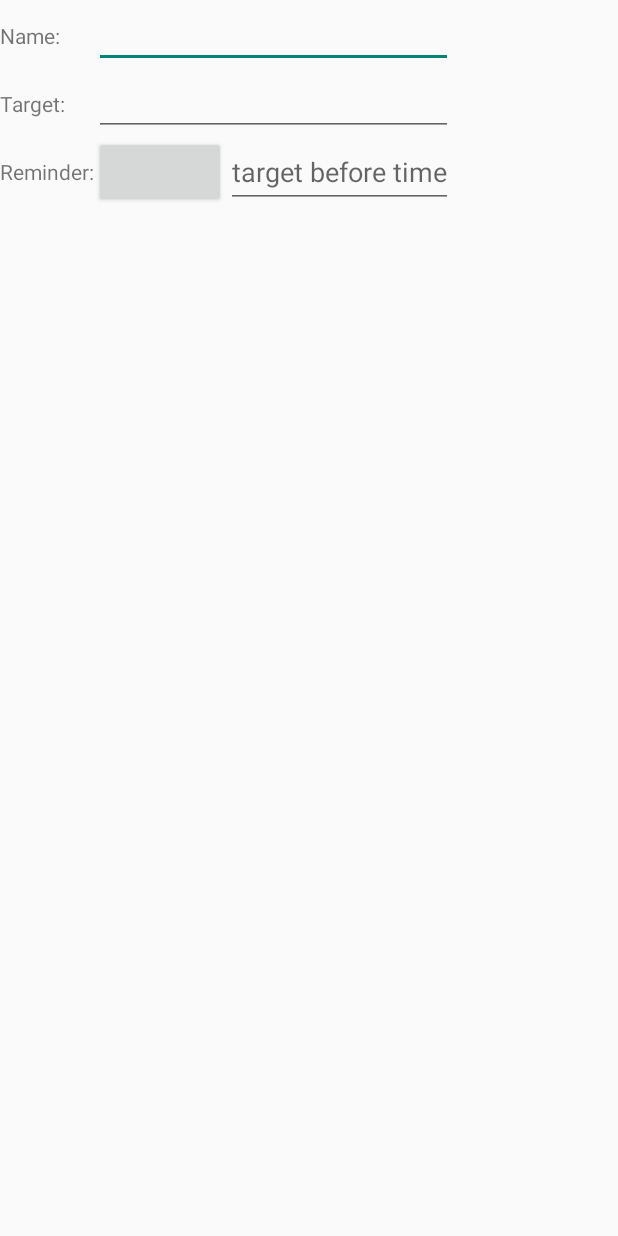
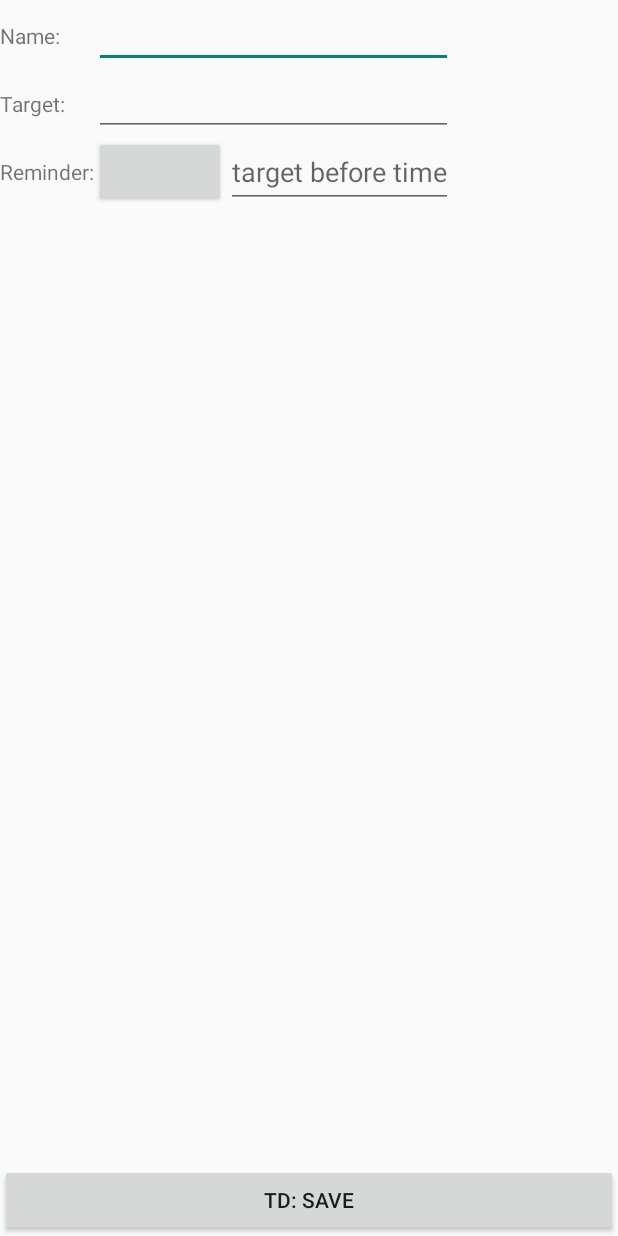
Before and after one commit to johnhamelink/franklin, an Android app: the layout edit_count.xml on its own in the app's theme, with its tools: preview values and no code run, on a phone screen of 412 x 824 dp. Run offline under Robolectric (Android 15) with nearby library versions, the phone set to English and light mode, and no system bars.

Commit message:
databinding was too fancy, lacked layout of save button

```diff
--- a/app/src/main/java/onion/logplusbmixd5zjl/EditTask.java
+++ b/app/src/main/java/onion/logplusbmixd5zjl/EditTask.java
@@ -154,7 +154,6 @@ public class EditTask extends FragmentActivity implements EditSth {
             TimerStore.getCount(this) == 0) {
             Log.v(TAG, "creating new task");
         } else {
-            if ( TimerStore.getCount(this) > 0 ) {
             task = TimerStore.getCurrentEntry(this); // td: by id?
             Log.v(TAG, "editing existing task: " + task);
             textName.setText(task.getName());
@@ -167,9 +166,6 @@ public class EditTask extends FragmentActivity implements EditSth {
                 setTimeButtonText(task.hours, task.minutes);
                 textRemindRepeat.setText(String.valueOf(task.remindRepetitions));
             }
-            } else { // td: remove when code coverage close to 100% (?)
-                throw new RuntimeException("should not happen");
-            }
         }
     }
 
--- a/app/src/main/java/onion/logplusbmixd5zjl/data/TaskEntry.java
+++ b/app/src/main/java/onion/logplusbmixd5zjl/data/TaskEntry.java
@@ -24,9 +24,9 @@ public abstract class TaskEntry extends Entry {
         this.hours = hours;
     }
 
-    public int hours = 18;
-    public int minutes = 0;
-    public int remindRepetitions = 1;
+    public int hours = -1;
+    public int minutes = -1;
+    public int remindRepetitions = -1;
 
     // todo: way to skip these, and copy them from entry?
     /** no-meta-operation constructor */
--- a/app/src/main/res/layout/edit_count.xml
+++ b/app/src/main/res/layout/edit_count.xml
@@ -1,9 +1,27 @@
 <?xml version="1.0" encoding="utf-8"?>
-<TableLayout
+<RelativeLayout
     xmlns:android="http://schemas.android.com/apk/res/android"
+    android:layout_width="match_parent"
     android:layout_height="match_parent"
-    android:layout_width="match_parent"
     >
+  <RelativeLayout
+      android:id="@+id/buttons"
+      android:layout_alignParentBottom="true"
+      android:layout_height="wrap_content"
+      android:layout_width="match_parent"
+      >
+    <Button
+        android:layout_height="wrap_content"
+        android:layout_width="match_parent"
+        android:text="TD: Save"/>
+        <!-- your buttons go here -->
+  </RelativeLayout>
+
+  <TableLayout
+      android:layout_height="match_parent"
+      android:layout_width="match_parent"
+      android:layout_above="@id/buttons"
+      >
   <TableRow>
     <TextView
         android:layout_height="wrap_content"
@@ -32,13 +50,13 @@
         />
     <LinearLayout>
       <Button
-          android:id="@+id/e_a_time"
+          android:id="@+id/e_c_time"
           android:onClick="pressEditAlarmTime"
           android:layout_height="match_parent"
           android:layout_width="wrap_content"
           />
       <EditText
-	  android:id="@+id/e_a_number"
+	  android:id="@+id/e_c_number"
 	  android:hint="@string/e_a_n_hint"
 	  android:inputType="number"
           android:layout_height="match_parent"
@@ -47,3 +65,4 @@
     </LinearLayout>
   </TableRow>
 </TableLayout>
+</RelativeLayout>
```
Also changed, not shown: app/src/main/java/onion/logplusbmixd5zjl/EditCount.java (+6 -5 lines). Lines whose indentation alone changed are shown as unchanged.
